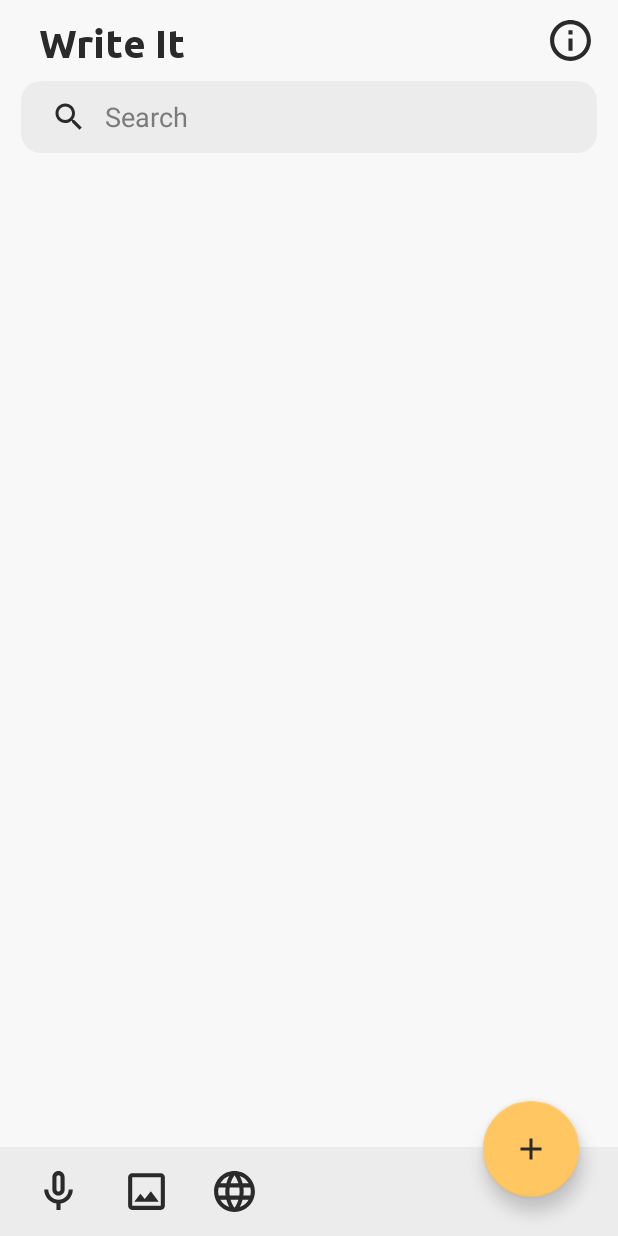
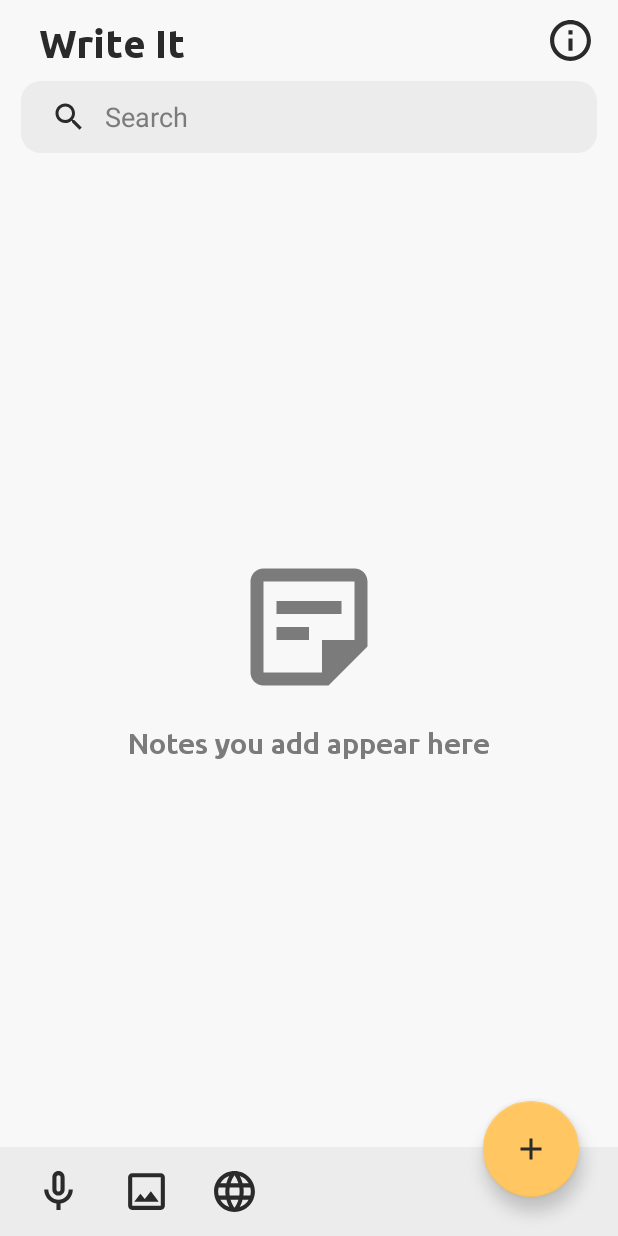
Before and after one commit to iamsoumik18/Write-It, an Android app: the screen it shows after launch (MainActivity), on a phone screen of 412 x 824 dp. Run offline under Robolectric (Android 15) with nearby library versions, the phone set to English and light mode, and no system bars; our stand-ins replace Room's generated code, sdp/ssp sizes; pictures from the network do not load.

Commit message:
Added message when no notes is present

```diff
--- a/app/src/main/java/com/iam18/writeit/fragments/CreateNoteFragment.kt
+++ b/app/src/main/java/com/iam18/writeit/fragments/CreateNoteFragment.kt
@@ -101,7 +101,7 @@ class CreateNoteFragment : BaseFragment() {
                     binding.etNoteDesc.setText(notes.noteText)
                     if (notes.imgPath != ""){
                         selectedImagePath = notes.imgPath!!
-                        Glide.with(view).load(notes.imgPath).into(binding.imgNote)
+                        Glide.with(view).load(notes.imgPath).override(1280, 720).into(binding.imgNote)
                         binding.layoutImage.visibility = View.VISIBLE
                         binding.imgNote.visibility = View.VISIBLE
                         binding.imgDelete.visibility = View.VISIBLE
--- a/app/src/main/java/com/iam18/writeit/fragments/HomeFragment.kt
+++ b/app/src/main/java/com/iam18/writeit/fragments/HomeFragment.kt
@@ -67,18 +67,21 @@ class HomeFragment : BaseFragment() {
 
         ActivityCompat.requestPermissions(requireActivity(), arrayOf(storagePermission,recordPermission), requestCode)
 
-        binding.recyclerView.setHasFixedSize(true)
-        binding.recyclerView.layoutManager = StaggeredGridLayoutManager(
-            2,
-            StaggeredGridLayoutManager.VERTICAL
-        )
-
         launch {
             context?. let{
                 val notes = NotesDatabase.getDatabase(it).noteDao().getAllNotes()
-                notesAdapter.setData(notes)
-                arrNotes = notes as ArrayList<Notes>
-                binding.recyclerView.adapter = notesAdapter
+                if(notes.isNotEmpty()){
+                    notesAdapter.setData(notes)
+                    arrNotes = notes as ArrayList<Notes>
+                    binding.recyclerView.visibility = View.VISIBLE
+                    binding.alternate.visibility = View.GONE
+                    binding.recyclerView.setHasFixedSize(true)
+                    binding.recyclerView.layoutManager = StaggeredGridLayoutManager(2, StaggeredGridLayoutManager.VERTICAL)
+                    binding.recyclerView.adapter = notesAdapter
+                }else{
+                    binding.recyclerView.visibility = View.GONE
+                    binding.alternate.visibility = View.VISIBLE
+                }
             }
         }
 
--- /dev/null
+++ b/app/src/main/res/drawable/ic_sticky_note.xml
@@ -0,0 +1,11 @@
+<vector
+    android:height="24dp"
+    android:tint="@color/textColor3"
+    android:viewportHeight="24"
+    android:viewportWidth="24"
+    android:width="24dp"
+    xmlns:android="http://schemas.android.com/apk/res/android">
+    <path
+        android:fillColor="@color/textColor3"
+        android:pathData="M19,5v9l-5,0l0,5H5V5H19M19,3H5C3.9,3 3,3.9 3,5v14c0,1.1 0.9,2 2,2h10l6,-6V5C21,3.9 20.1,3 19,3zM12,14H7v-2h5V14zM17,10H7V8h10V10z"/>
+</vector>
--- a/app/src/main/res/layout/fragment_home.xml
+++ b/app/src/main/res/layout/fragment_home.xml
@@ -75,12 +75,39 @@
         android:orientation="vertical">
 
         <androidx.recyclerview.widget.RecyclerView
+            android:visibility="gone"
             android:id="@+id/recycler_view"
             android:layout_width="match_parent"
             android:layout_height="match_parent"
             android:layout_marginStart="@dimen/_8sdp"
             android:layout_marginEnd="@dimen/_8sdp"
             tools:listitem="@layout/item_notes"/>
+
+        <LinearLayout
+            android:id="@+id/alternate"
+            android:visibility="gone"
+            android:layout_width="match_parent"
+            android:layout_height="match_parent"
+            android:orientation="vertical"
+            android:gravity="center"
+            tools:ignore="UseCompoundDrawables">
+
+            <ImageView
+                android:layout_width="@dimen/_80sdp"
+                android:layout_height="@dimen/_80sdp"
+                android:src="@drawable/ic_sticky_note"
+                tools:ignore="ContentDescription"/>
+
+            <TextView
+                android:layout_width="wrap_content"
+                android:layout_height="wrap_content"
+                android:text="@string/recycler_text"
+                android:textColor="@color/textColor3"
+                android:fontFamily="@font/ubuntu_medium"
+                android:textSize="@dimen/_15ssp"
+                android:layout_marginTop="@dimen/_10sdp"/>
+
+        </LinearLayout>
 
     </LinearLayout>
 
--- a/app/src/main/res/values-night/strings.xml
+++ b/app/src/main/res/values-night/strings.xml
@@ -9,6 +9,7 @@
     <string name="lead_dev_heading">Lead Developer</string>
     <string name="about_app_heading">About the app:</string>
     <string name="follow_me_heading">Follow me on:</string>
+    <string name="recycler_text">Notes you add appear here</string>
     <string name="note_title_hint">Note Title</string>
     <string name="note_subtitle_hint">Note Subtitle</string>
     <string name="note_date">dd/MM/yy hh:mm a</string>
--- a/app/src/main/res/values/strings.xml
+++ b/app/src/main/res/values/strings.xml
@@ -9,6 +9,7 @@
     <string name="lead_dev_heading">Lead Developer</string>
     <string name="about_app_heading">About the app:</string>
     <string name="follow_me_heading">Follow me on:</string>
+    <string name="recycler_text">Notes you add appear here</string>
     <string name="note_title_hint">Note Title</string>
     <string name="note_subtitle_hint">Note Subtitle</string>
     <string name="note_date">dd/MM/yy hh:mm a</string>
```
